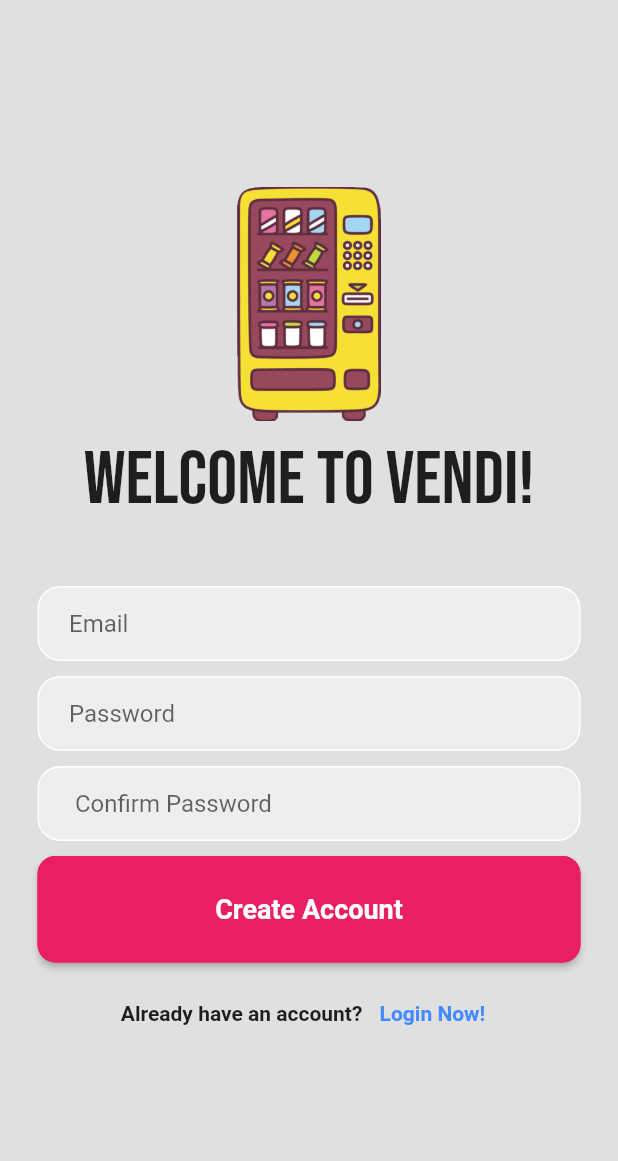
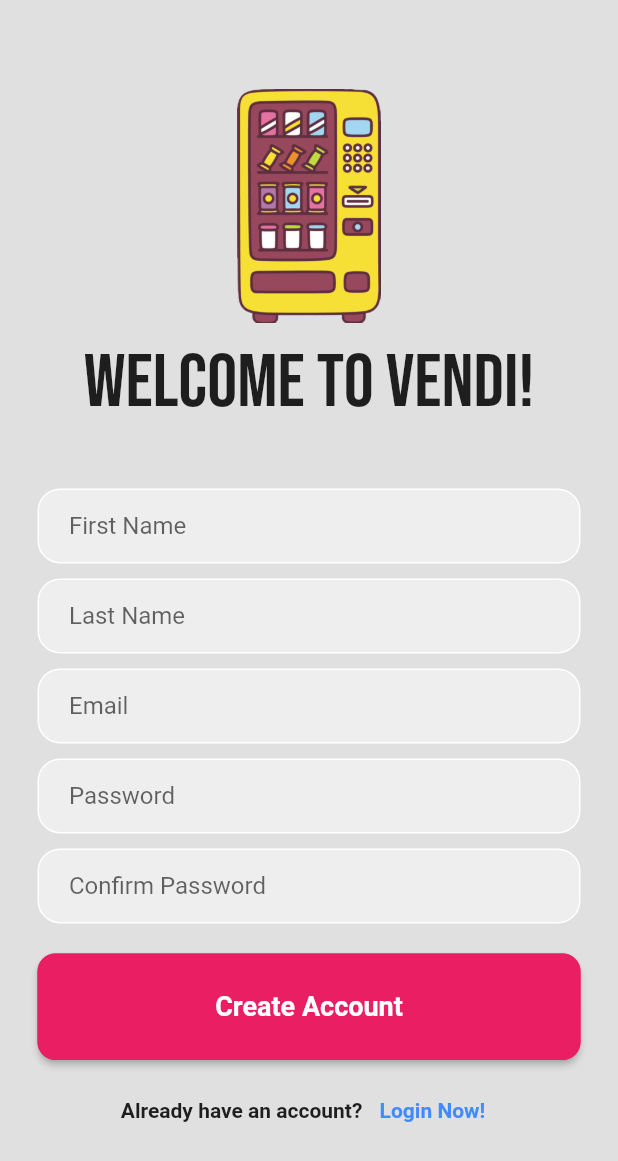
Before and after one commit to DuckieOnQuacks/Vendi, a Flutter app: the RegisterPage screen opened directly, on a phone screen of 412 x 824 dp. Shown: the top 1161 px of the screen. Run offline on Flutter 3.47's test engine with Material 2 defaults, Android fonts, the phone set to English and light mode, and no system bars; our stand-ins replace camera, cloud_firestore, firebase_auth, firebase_core, firebase_storage, geolocator and 3 more; missing offline and left inert: favorite_button; accounts and stored records are empty.

Commit message:
Registration Additions

```diff
--- a/app_prototype/lib/register_page.dart
+++ b/app_prototype/lib/register_page.dart
@@ -1,13 +1,31 @@
+import 'package:cloud_firestore/cloud_firestore.dart';
 import 'package:firebase_auth/firebase_auth.dart';
 import 'package:flutter/material.dart';
 import 'package:google_fonts/google_fonts.dart';
 import 'package:vendi_app/login_page.dart';
+import 'dart:core';
+
+
 
 // All code on this page was developed by the team using the flutter framework
 final usernameController = TextEditingController();
 final passwordController = TextEditingController();
 final confirmPassword = TextEditingController();
+final firstName = TextEditingController();
+final lastName = TextEditingController();
+final points = TextEditingController();
 
+
+//Object Cleanup, removes from tree permanently
+@override
+void dispose() {
+  usernameController.dispose();
+  passwordController.dispose();
+  confirmPassword.dispose();
+  firstName.dispose();
+  lastName.dispose();
+
+}
 class RegisterPage extends StatefulWidget {
   const RegisterPage({Key? key}) : super(key: key);
 
@@ -15,6 +33,7 @@ class RegisterPage extends StatefulWidget {
   State<RegisterPage> createState() => _RegisterPageState();
 }
 
+//Register
 class _RegisterPageState extends State<RegisterPage> {
   void signUserUp() async {
     showDialog(
@@ -32,7 +51,16 @@ class _RegisterPageState extends State<RegisterPage> {
             email: usernameController.text, password: passwordController.text);
       } else {
         //show error message if they arent the same
-        showErrorMessage("Passwords don't match!");
+        showErrorMessage("Passwords don't match!"); //calls box and displays message
+      }
+
+      //Checks if length of passwords entered are greater than 6
+      if (passwordController.text.length > 6 && confirmPassword.text.length > 6) {
+        await FirebaseAuth.instance.createUserWithEmailAndPassword(
+            email: usernameController.text, password: passwordController.text);
+      } else {
+        //show error message if they arent the same
+        showErrorMessage("Length must be greater than 6!"); //calls box and displays message
       }
       Navigator.pop(context);
     } on FirebaseAuthException catch (e) {
@@ -41,6 +69,7 @@ class _RegisterPageState extends State<RegisterPage> {
     }
   }
 
+  //error message box
   //Show error message if password or email is invalid
   void showErrorMessage(String message) {
     showDialog(
@@ -57,6 +86,34 @@ class _RegisterPageState extends State<RegisterPage> {
         );
       },
     );
+  }
+
+
+//signs the user up and syncs data into database
+Future createAccount()async{
+    //checks to see if passwords are correct
+  if (passwordController.text == confirmPassword.text) {
+    await FirebaseAuth.instance.createUserWithEmailAndPassword
+      (email: usernameController.text, password: passwordController.text);
+  };
+  //adds remaining details to user account
+  userDetails(
+    firstName.text.trim(),
+    lastName.text.trim(),
+    usernameController.text.trim(),
+    int.parse(points.text.trim()), //converts into an integer
+  );
+}
+
+//Adds all account details
+Future userDetails(String fName, String lName, String email, int points)async {
+    await FirebaseFirestore.instance.collection('users').add({
+      'first name': firstName,
+      'last name': lastName,
+      'email': email,
+      'points': points,
+
+    });
   }
 
   @override
@@ -81,7 +138,54 @@ class _RegisterPageState extends State<RegisterPage> {
                     fontSize: 50,
                   )),
               const SizedBox(height: 40),
-              //email text field
+              //firstname text field
+              Padding(
+                padding: const EdgeInsets.symmetric(horizontal: 25.0),
+                child: Container(
+                  decoration: BoxDecoration(
+                    color: Colors.grey[200],
+                    border: Border.all(color: Colors.white),
+                    borderRadius: BorderRadius.circular(15),
+                  ),
+                  child: Padding(
+                    padding: const EdgeInsets.only(left: 20.0),
+                    child: TextField(
+                      controller: firstName,
+                      decoration: const InputDecoration(
+                        border: InputBorder.none,
+                        hintText: 'First Name',
+                      ),
+                    ),
+                  ),
+                ),
+              ),
+              const SizedBox(height: 10), //Create Space between both boxes
+
+              //Last name text field
+              Padding(
+                padding: const EdgeInsets.symmetric(horizontal: 25.0),
+                child: Container(
+                  decoration: BoxDecoration(
+                    color: Colors.grey[200],
+                    border: Border.all(color: Colors.white),
+                    borderRadius: BorderRadius.circular(15),
+                  ),
+                  child: Padding(
+                    padding: const EdgeInsets.only(left: 20.0),
+                    child: TextField(
+                      controller: lastName,
+                      obscureText: false,
+                      decoration: const InputDecoration(
+                        border: InputBorder.none,
+                        hintText: 'Last Name',
+                      ),
+                    ),
+                  ),
+                ),
+              ),
+              const SizedBox(height: 10),
+
+              //Email Text
               Padding(
                 padding: const EdgeInsets.symmetric(horizontal: 25.0),
                 child: Container(
@@ -102,7 +206,8 @@ class _RegisterPageState extends State<RegisterPage> {
                   ),
                 ),
               ),
-              const SizedBox(height: 10), //Create Space between both boxes
+              const SizedBox(height: 10),
+
               //Password text field
               Padding(
                 padding: const EdgeInsets.symmetric(horizontal: 25.0),
@@ -116,7 +221,7 @@ class _RegisterPageState extends State<RegisterPage> {
                     padding: const EdgeInsets.only(left: 20.0),
                     child: TextField(
                       controller: passwordController,
-                      obscureText: true, //Hides password
+                      obscureText: true, //Hides password text
                       decoration: const InputDecoration(
                         border: InputBorder.none,
                         hintText: 'Password',
@@ -125,7 +230,9 @@ class _RegisterPageState extends State<RegisterPage> {
                   ),
                 ),
               ),
-              const SizedBox(height: 10),
+              const SizedBox(height: 10), //Create Space between both boxes
+
+              //email text field
               Padding(
                 padding: const EdgeInsets.symmetric(horizontal: 25.0),
                 child: Container(
@@ -138,17 +245,18 @@ class _RegisterPageState extends State<RegisterPage> {
                     padding: const EdgeInsets.only(left: 20.0),
                     child: TextField(
                       controller: confirmPassword,
-                      obscureText: true, //Hides password
+                      obscureText: true, //Hides password text
                       decoration: const InputDecoration(
                         border: InputBorder.none,
-                        hintText: ' Confirm Password',
+                        hintText: 'Confirm Password',
                       ),
                     ),
                   ),
                 ),
               ),
-              const SizedBox(height: 10),
+              const SizedBox(height: 20), //Create Space between both boxes
               //Create account button
+
               Padding(
                 padding: const EdgeInsets.symmetric(horizontal: 25.0),
                 child: ElevatedButton(
```
